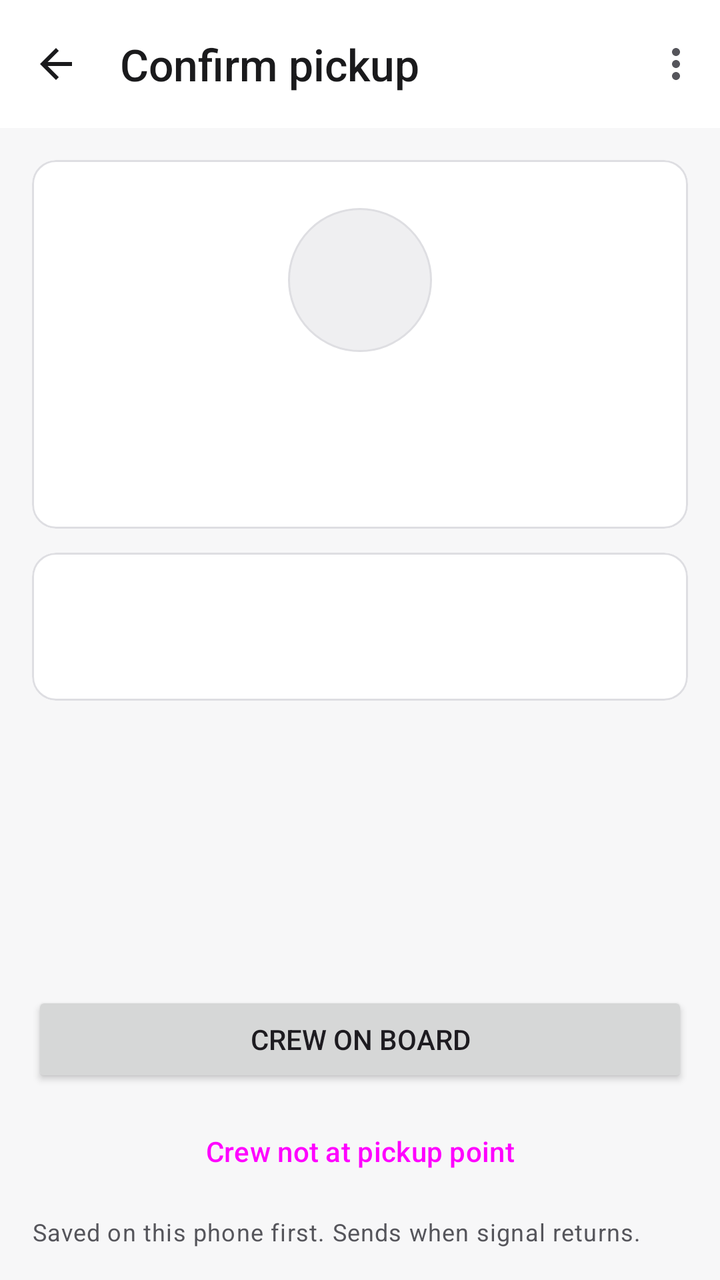
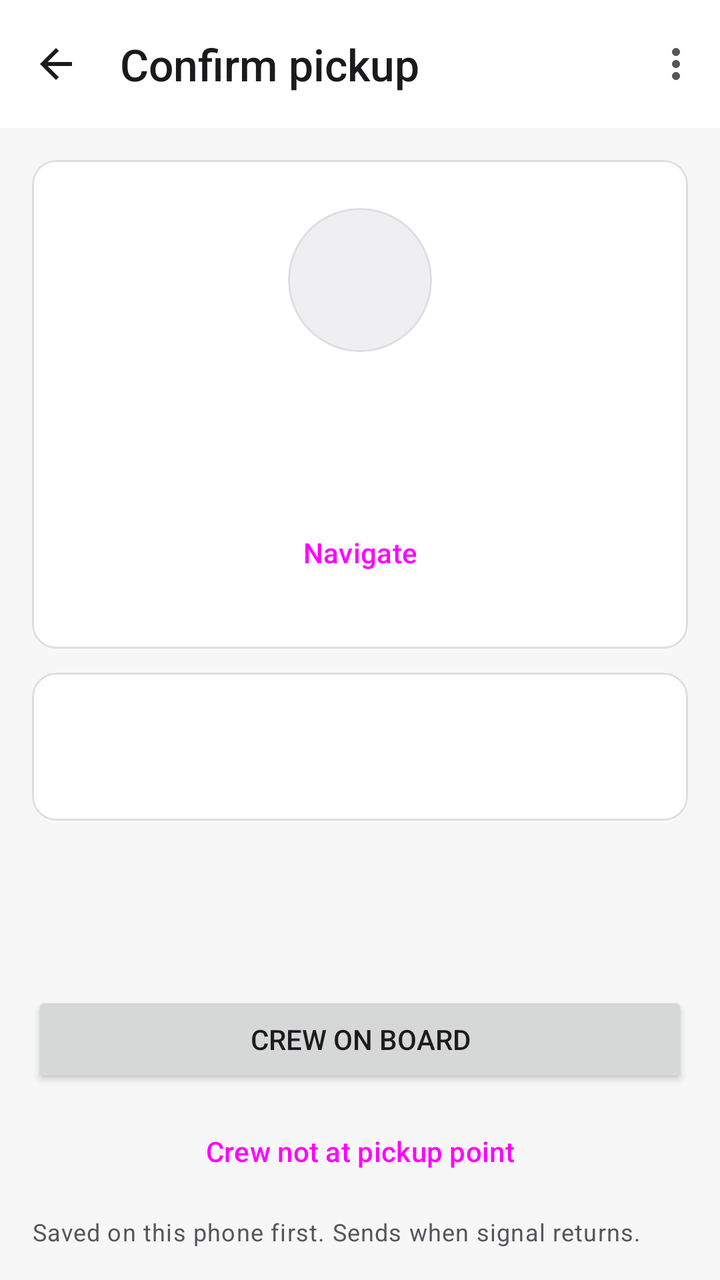

The first picture is an Android layout as it rendered before a commit; the second is the same layout after the commit. The layout source and the unified diff follow.
<!-- AndroidManifest.xml: application theme Theme.ACDOS -->
<!-- res/layout/activity_confirm_pickup.xml -->
<?xml version="1.0" encoding="utf-8"?>
<LinearLayout xmlns:android="http://schemas.android.com/apk/res/android"
    xmlns:app="http://schemas.android.com/apk/res-auto"
    android:id="@+id/main"
    android:layout_width="match_parent"
    android:layout_height="match_parent"
    android:background="?attr/colorSurface"
    android:orientation="vertical">

    <com.google.android.material.appbar.MaterialToolbar
        android:id="@+id/toolbar"
        android:layout_width="match_parent"
        android:layout_height="?attr/actionBarSize"
        app:menu="@menu/confirm_pickup"
        app:navigationContentDescription="@string/action_back"
        app:navigationIcon="@drawable/ic_arrow_back"
        app:navigationIconTint="?attr/colorOnSurface"
        app:title="@string/action_confirm_pickup" />

    <androidx.core.widget.NestedScrollView
        android:layout_width="match_parent"
        android:layout_height="0dp"
        android:layout_weight="1"
        android:background="?android:attr/colorBackground"
        android:fillViewport="true">

        <LinearLayout
            android:layout_width="match_parent"
            android:layout_height="wrap_content"
            android:orientation="vertical"
            android:padding="16dp">

            <com.google.android.material.card.MaterialCardView
                android:layout_width="match_parent"
                android:layout_height="wrap_content">

                <LinearLayout
                    android:layout_width="match_parent"
                    android:layout_height="wrap_content"
                    android:gravity="center_horizontal"
                    android:orientation="vertical"
                    android:paddingHorizontal="16dp"
                    android:paddingVertical="24dp">

                    <TextView
                        android:id="@+id/avatar"
                        android:layout_width="72dp"
                        android:layout_height="72dp"
                        android:background="@drawable/bg_avatar"
                        android:gravity="center"
                        android:importantForAccessibility="no"
                        android:textAppearance="?attr/textAppearanceTitleLarge" />

                    <TextView
                        android:id="@+id/crew_name"
                        android:layout_width="wrap_content"
                        android:layout_height="wrap_content"
                        android:layout_marginTop="8dp"
                        android:gravity="center"
                        android:textAppearance="?attr/textAppearanceTitleLarge" />

                    <TextView
                        android:id="@+id/zone"
                        android:layout_width="wrap_content"
                        android:layout_height="wrap_content"
                        android:layout_marginTop="8dp"
                        android:gravity="center"
                        android:textAppearance="@style/TextAppearance.ACDOS.Secondary" />

                    <com.google.android.material.chip.Chip
                        android:id="@+id/no_show_chip"
                        style="@style/Widget.ACDOS.Chip.Warning"
                        android:layout_width="wrap_content"
                        android:layout_height="wrap_content"
                        android:layout_marginTop="8dp"
                        android:text="@string/confirm_recorded_no_show"
                        android:visibility="gone" />

                </LinearLayout>

            </com.google.android.material.card.MaterialCardView>

            <com.google.android.material.card.MaterialCardView
                android:layout_width="match_parent"
                android:layout_height="wrap_content"
                android:layout_marginTop="12dp">

                <LinearLayout
                    android:layout_width="match_parent"
                    android:layout_height="wrap_content"
                    android:orientation="vertical"
                    android:paddingHorizontal="16dp"
                    android:paddingVertical="14dp">

                    <include
                        android:id="@+id/scheduled"
                        layout="@layout/view_detail_row" />

                    <include
                        android:id="@+id/now"
                        layout="@layout/view_detail_row"
                        android:layout_width="match_parent"
                        android:layout_height="wrap_content"
                        android:layout_marginTop="8dp" />

                </LinearLayout>

            </com.google.android.material.card.MaterialCardView>

            <Space
                android:layout_width="match_parent"
                android:layout_height="0dp"
                android:layout_weight="1"
                android:minHeight="16dp" />

            <Button
                android:id="@+id/on_board"
                android:layout_width="match_parent"
                android:layout_height="wrap_content"
                android:text="@string/confirm_on_board" />

            <Button
                android:id="@+id/not_at_point"
                style="?attr/materialButtonOutlinedStyle"
                android:layout_width="match_parent"
                android:layout_height="wrap_content"
                android:layout_marginTop="8dp"
                android:text="@string/confirm_not_at_point" />

            <TextView
                android:layout_width="match_parent"
                android:layout_height="wrap_content"
                android:layout_marginTop="8dp"
                android:text="@string/confirm_saved_first"
                android:textAppearance="@style/TextAppearance.ACDOS.Secondary.Small" />

        </LinearLayout>

    </androidx.core.widget.NestedScrollView>

</LinearLayout>
<!-- res/layout/view_detail_row.xml (included above) -->
<?xml version="1.0" encoding="utf-8"?>
<LinearLayout xmlns:android="http://schemas.android.com/apk/res/android"
    android:layout_width="match_parent"
    android:layout_height="wrap_content"
    android:gravity="center_vertical"
    android:orientation="horizontal">

    <TextView
        android:id="@+id/detail_label"
        android:layout_width="0dp"
        android:layout_height="wrap_content"
        android:layout_weight="1"
        android:textAppearance="@style/TextAppearance.ACDOS.Secondary" />

    <TextView
        android:id="@+id/detail_value"
        android:layout_width="wrap_content"
        android:layout_height="wrap_content"
        android:layout_marginStart="8dp"
        android:textAppearance="?attr/textAppearanceTitleSmall" />

</LinearLayout>
<!-- resources referenced by this layout -->
<resources>
  <string name="action_back">Back</string>
  <string name="action_confirm_pickup">Confirm pickup</string>
  <string name="confirm_not_at_point">Crew not at pickup point</string>
  <string name="confirm_on_board">Crew on board</string>
  <string name="confirm_recorded_no_show">Recorded as a no-show</string>
  <string name="confirm_saved_first">Saved on this phone first. Sends when signal returns.</string>
  <style name="Theme.ACDOS" parent="Base.Theme.ACDOS" />
  <color name="kq_red">#E01A22</color>
  <color name="on_kq_red">#FFFFFF</color>
  <color name="role_primary_container">#FDE7E9</color>
  <color name="role_on_primary_container">#7A0012</color>
  <color name="role_primary_inverse">#FFB3B8</color>
  <color name="fixed_primary_fixed">#FDE7E9</color>
  <color name="fixed_primary_fixed_dim">#FFB3B8</color>
  <color name="fixed_on_primary_fixed">#3F0007</color>
  <color name="fixed_on_primary_fixed_variant">#7A0012</color>
  <color name="role_secondary">#55555B</color>
  <color name="role_on_secondary">#FFFFFF</color>
  <color name="fixed_neutral_fixed">#E8E8EB</color>
  <color name="fixed_neutral_fixed_dim">#D0D0D5</color>
  <color name="fixed_on_neutral_fixed">#1A1A1C</color>
  <color name="fixed_on_neutral_fixed_variant">#55555B</color>
  <color name="role_tertiary">#55555B</color>
  <color name="role_on_tertiary">#FFFFFF</color>
  <color name="role_tertiary_container">#E8E8EB</color>
  <color name="role_on_tertiary_container">#1A1A1C</color>
  <color name="role_background">#F7F7F8</color>
  <color name="role_on_surface">#1A1A1C</color>
  <color name="role_surface">#FFFFFF</color>
  <color name="role_surface_container_lowest">#FFFFFF</color>
  <color name="role_surface_container_low">#F4F4F5</color>
  <color name="role_surface_container">#EFEFF1</color>
  <color name="role_surface_container_high">#E8E8EB</color>
  <color name="role_surface_container_highest">#E1E1E5</color>
  <color name="role_surface_variant">#E8E8EB</color>
  <color name="role_surface_bright">#FFFFFF</color>
  <color name="role_surface_dim">#DADADE</color>
  <color name="role_surface_inverse">#2E2E33</color>
  <color name="role_on_surface_variant">#55555B</color>
  <color name="role_on_surface_inverse">#F1F1F3</color>
  <color name="role_outline">#75757C</color>
  <color name="role_outline_variant">#DEDEE2</color>
  <color name="role_error">#8C1D18</color>
  <color name="role_on_error">#FFFFFF</color>
  <color name="role_error_container">#F9DEDC</color>
  <color name="role_on_error_container">#8C1D18</color>
  <color name="role_warning_container">#FCEFC7</color>
  <color name="role_on_warning_container">#6B4500</color>
  <color name="role_success_container">#DCF3E3</color>
  <color name="role_on_success_container">#14532D</color>
  <style name="ShapeAppearance.ACDOS.ExtraSmall" parent="">
          <item name="cornerFamily">rounded</item>
          <item name="cornerSize">4dp</item>
      </style>
  <style name="ShapeAppearance.ACDOS.Small" parent="">
          <item name="cornerFamily">rounded</item>
          <item name="cornerSize">8dp</item>
      </style>
  <style name="ShapeAppearance.ACDOS.Medium" parent="">
          <item name="cornerFamily">rounded</item>
          <item name="cornerSize">12dp</item>
      </style>
  <style name="ShapeAppearance.ACDOS.Large" parent="">
          <item name="cornerFamily">rounded</item>
          <item name="cornerSize">16dp</item>
      </style>
  <style name="Widget.ACDOS.Button" parent="Widget.Material3.Button">
          <item name="shapeAppearance">@style/ShapeAppearance.ACDOS.Button</item>
      </style>
  <style name="Widget.ACDOS.ProgressBar" parent="Widget.AppCompat.ProgressBar">
          <item name="android:indeterminateTint">?attr/colorPrimary</item>
      </style>
  <style name="ShapeAppearance.ACDOS.Button" parent="">
          <item name="cornerFamily">rounded</item>
          <item name="cornerSize">10dp</item>
      </style>
  <!-- unchanged entries left out for length: 27 -->
</resources>

<!-- the commit's change to res/layout/activity_confirm_pickup.xml (unified diff, before → after) -->
@@ -75,6 +75,15 @@
                         android:layout_marginTop="8dp"
                         android:text="@string/confirm_recorded_no_show"
                         android:visibility="gone" />
+
+                    
+                    <Button
+                        android:id="@+id/navigate"
+                        style="?attr/materialButtonOutlinedStyle"
+                        android:layout_width="wrap_content"
+                        android:layout_height="wrap_content"
+                        android:layout_marginTop="12dp"
+                        android:text="@string/action_navigate" />
 
                 </LinearLayout>
 
<!-- resource entries referenced after the edit -->
@@ -2,6 +2,7 @@
 <resources>
   <string name="action_back">Back</string>
   <string name="action_confirm_pickup">Confirm pickup</string>
+  <string name="action_navigate">Navigate</string>
   <string name="confirm_not_at_point">Crew not at pickup point</string>
   <string name="confirm_on_board">Crew on board</string>
   <string name="confirm_recorded_no_show">Recorded as a no-show</string>
